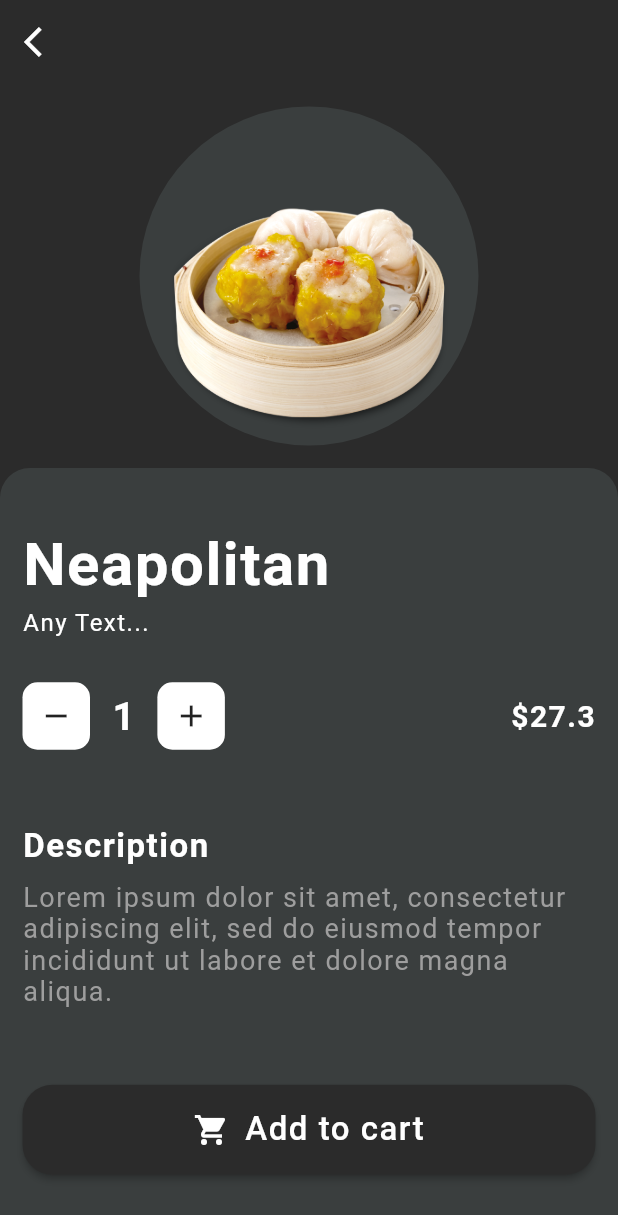
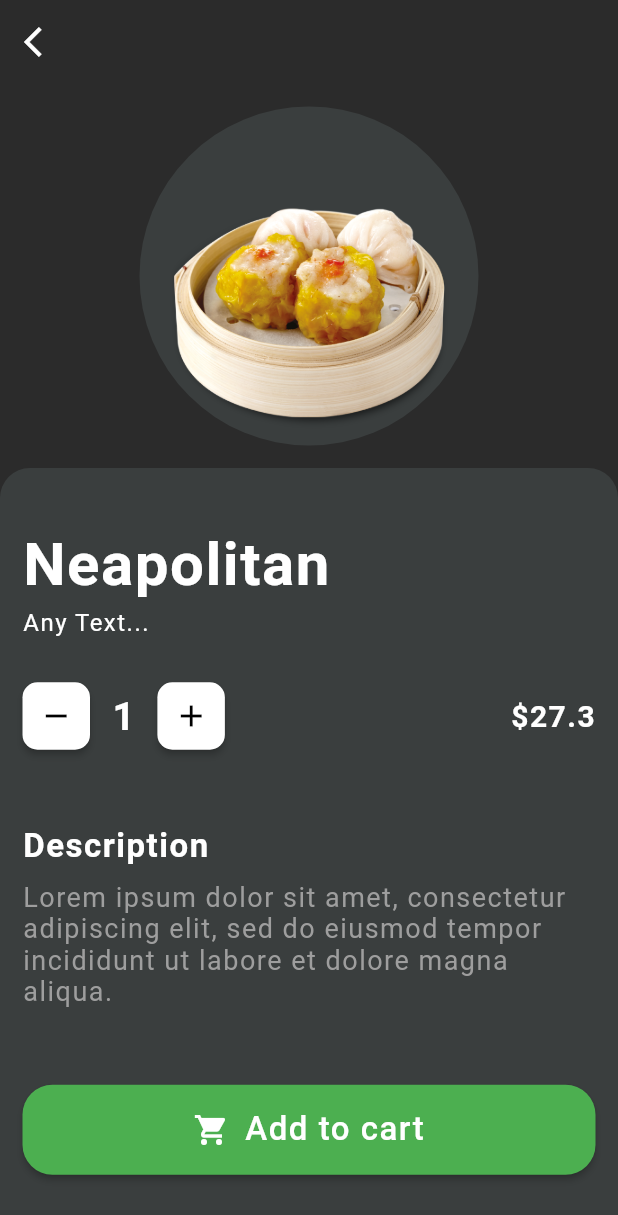
Before and after one commit to Bacdong/food-delivery-app, a Flutter app: the screen it shows after launch, on a phone screen of 412 x 824 dp. Shown: the top 1215 px of the screen. Run offline on Flutter 3.47's test engine with Material 2 defaults, Android fonts, the phone set to English and light mode, and no system bars.

Commit message:
Update quantity buttons to RaisedButton

```diff
--- a/lib/screens/food_detail.dart
+++ b/lib/screens/food_detail.dart
@@ -9,6 +9,7 @@ class FoodDetail extends StatelessWidget {
       appBar: AppBar(
         elevation: 0.0,
         leading: IconButton(
+          splashRadius: 25,
           icon: Icon(Icons.arrow_back_ios),
           onPressed: () {},
         ),
@@ -74,11 +75,15 @@ class FoodDetail extends StatelessWidget {
                                 Container(
                                   width: 45,
                                   height: 45,
-                                  decoration: BoxDecoration(
+                                  child: RaisedButton(
                                     color: Colors.white,
-                                    borderRadius: BorderRadius.circular(10),
+                                    shape: RoundedRectangleBorder(
+                                      borderRadius: BorderRadius.circular(10),
+                                    ),
+                                    padding: EdgeInsets.zero,
+                                    child: Icon(Icons.remove, color: Colors.black,),
+                                    onPressed: () {},
                                   ),
-                                  child: Icon(Icons.remove),
                                 ),
                                 SizedBox(width: 15,),
                                 Text(
@@ -93,11 +98,15 @@ class FoodDetail extends StatelessWidget {
                                 Container(
                                   width: 45,
                                   height: 45,
-                                  decoration: BoxDecoration(
+                                  child: RaisedButton(
                                     color: Colors.white,
-                                    borderRadius: BorderRadius.circular(10),
+                                    shape: RoundedRectangleBorder(
+                                      borderRadius: BorderRadius.circular(10),
+                                    ),
+                                    padding: EdgeInsets.zero,
+                                    child: Icon(Icons.add, color: Colors.black,),
+                                    onPressed: () {},
                                   ),
-                                  child: Icon(Icons.add),
                                 ),
                               ],
                             ),
@@ -144,7 +153,7 @@ class FoodDetail extends StatelessWidget {
                     height: 60,
                     width: double.infinity,
                     child: RaisedButton(
-                      color: Color(0xff2b2b2b),
+                      color: Colors.green,
                       shape: RoundedRectangleBorder(
                         borderRadius: BorderRadius.circular(20),
                       ),
```
